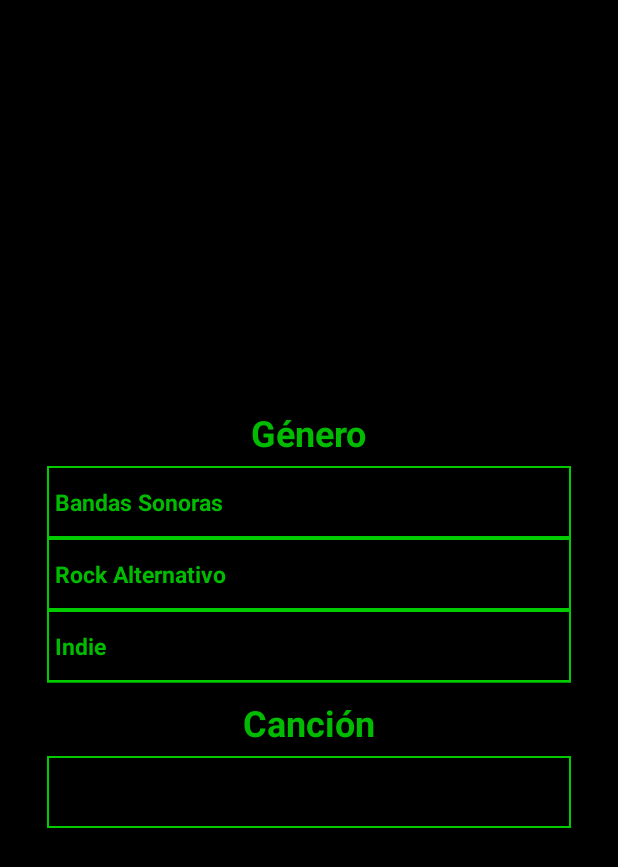
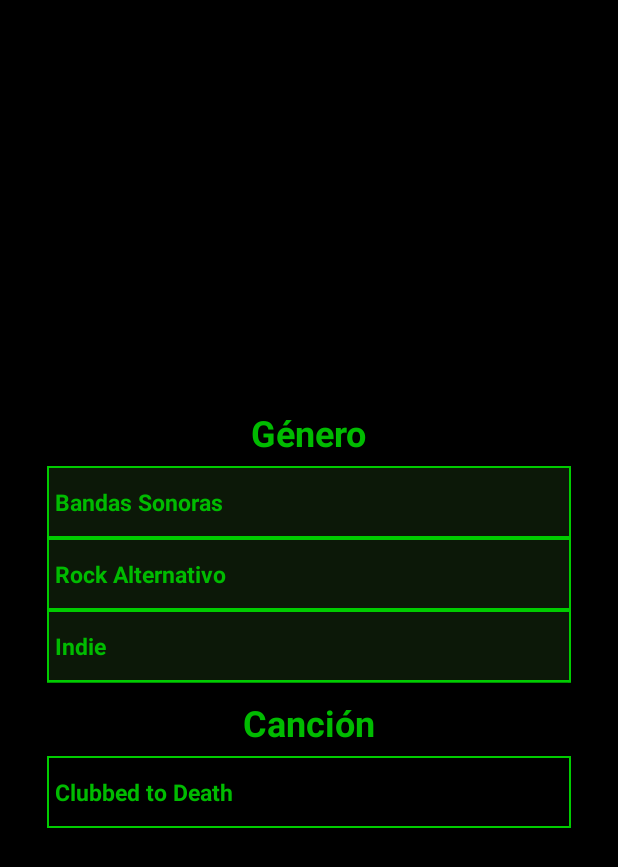
Before and after one commit to alejamt00/Xirtam, an Android app: the ReproductorActivity screen opened directly, with no data from a screen before it, after a tap on "Bandas Sonoras", on a phone screen of 412 x 824 dp. Shown: the top 867 px of the screen. Run offline under Robolectric (Android 15) with nearby library versions, the phone set to English and light mode, and no system bars.

Commit message:
+ Todos los spinners son funcionales!

```diff
--- a/app/src/main/java/com/example/xirtammediaplayer/ReproductorActivity.java
+++ b/app/src/main/java/com/example/xirtammediaplayer/ReproductorActivity.java
@@ -16,16 +16,20 @@ public class ReproductorActivity extends AppCompatActivity {
     public String gruposRA[] = {"Radiohead","Gorillaz"};
     public String gruposI[] = {"Cariño","El Cuarteto de Nos"};
 
-    public String songsMatrix[] = {"Matrix Main Theme"};
+    public String songsMatrix[] = {"Clubbed to Death","Rock Is Dead"};
     public String songsInterestellar[] = {"Cornfield Chase"};
     public String songsRadiohead[] = {"Creep"};
     public String songsGorillaz[] = {"Feel Good Inc."};
     public String songsCariño[] = {"Te Brillan"};
-    public String songsCuarteto[] = {"Lo malo de ser bueno","Algo mejor que hacer"};
+    public String songsCuarteto[] = {"Lo malo de ser bueno"};
+
+    public int selector;
 
 
     public Spinner spGeneros,spGrupos, spCanciones;
-    public ArrayAdapter adapterGrupos;
+    public ArrayAdapter adapterGrupos, adapterGeneros, adapterSongs;
+
+
 
     public void setGrupos(int i){
 
@@ -34,18 +38,95 @@ public class ReproductorActivity extends AppCompatActivity {
                 adapterGrupos = new ArrayAdapter(this, R.layout.spinner_item_layout, gruposBS);
                 adapterGrupos.setDropDownViewResource(R.layout.custom_dropdown);
                 spGrupos.setAdapter(adapterGrupos);
+                setSongsBS(0);
                 break;
             case 1:
                 adapterGrupos = new ArrayAdapter(this, R.layout.spinner_item_layout, gruposRA);
                 adapterGrupos.setDropDownViewResource(R.layout.custom_dropdown);
                 spGrupos.setAdapter(adapterGrupos);
+                setSongsRA(0);
                 break;
             case 2:
                 adapterGrupos = new ArrayAdapter(this, R.layout.spinner_item_layout, gruposI);
                 adapterGrupos.setDropDownViewResource(R.layout.custom_dropdown);
                 spGrupos.setAdapter(adapterGrupos);
+                setSongsI(0);
                 break;
         }
+
+    }
+
+
+    public void setSongsRA(int songId) {
+
+        switch (songId){
+            case 0:
+                adapterSongs = new ArrayAdapter(getApplicationContext(), R.layout.spinner_item_layout, songsRadiohead);
+                adapterSongs.setDropDownViewResource(R.layout.custom_dropdown);
+                spCanciones.setAdapter(adapterSongs);
+                break;
+            case 1:
+                adapterSongs = new ArrayAdapter(getApplicationContext(), R.layout.spinner_item_layout, songsGorillaz);
+                adapterSongs.setDropDownViewResource(R.layout.custom_dropdown);
+                spCanciones.setAdapter(adapterSongs);
+                break;
+        }
+
+    }
+
+    public void setSongsBS(int songId) {
+
+        switch (songId){
+            case 0:
+                adapterSongs = new ArrayAdapter(getApplicationContext(), R.layout.spinner_item_layout, songsMatrix);
+                adapterSongs.setDropDownViewResource(R.layout.custom_dropdown);
+                spCanciones.setAdapter(adapterSongs);
+                break;
+            case 1:
+                adapterSongs = new ArrayAdapter(getApplicationContext(), R.layout.spinner_item_layout, songsInterestellar);
+                adapterSongs.setDropDownViewResource(R.layout.custom_dropdown);
+                spCanciones.setAdapter(adapterSongs);
+                break;
+        }
+
+    }
+
+    public void setSongsI(int songId) {
+
+        switch (songId){
+            case 0:
+                adapterSongs = new ArrayAdapter(getApplicationContext(), R.layout.spinner_item_layout, songsCariño);
+                adapterSongs.setDropDownViewResource(R.layout.custom_dropdown);
+                spCanciones.setAdapter(adapterSongs);
+                break;
+            case 1:
+                adapterSongs = new ArrayAdapter(getApplicationContext(), R.layout.spinner_item_layout, songsCuarteto);
+                adapterSongs.setDropDownViewResource(R.layout.custom_dropdown);
+                spCanciones.setAdapter(adapterSongs);
+                break;
+        }
+
+    }
+
+    private void inicializarSpinners(){
+
+        selector = 0;
+
+        spGeneros = findViewById(R.id.spinnerGeneros);
+        spGrupos = findViewById(R.id.spinnerGrupos);
+        spCanciones = findViewById(R.id.spinnerCanciones);
+
+        adapterGeneros = new ArrayAdapter(this, R.layout.spinner_item_layout, generos);
+        adapterGeneros.setDropDownViewResource(R.layout.custom_dropdown);
+        spGeneros.setAdapter(adapterGeneros);
+
+        adapterGrupos = new ArrayAdapter(this, R.layout.spinner_item_layout, gruposBS);
+        adapterGrupos.setDropDownViewResource(R.layout.custom_dropdown);
+        spGrupos.setAdapter(adapterGrupos);
+
+        adapterSongs = new ArrayAdapter(getApplicationContext(), R.layout.spinner_item_layout, songsMatrix);
+        adapterSongs.setDropDownViewResource(R.layout.custom_dropdown);
+        spCanciones.setAdapter(adapterSongs);
 
     }
 
@@ -55,36 +136,41 @@ public class ReproductorActivity extends AppCompatActivity {
         setContentView(R.layout.activity_reproductor);
         getSupportActionBar().hide();
 
-        spGeneros = findViewById(R.id.spinnerGeneros);
-        spGrupos = findViewById(R.id.spinnerGrupos);
-        spCanciones = findViewById(R.id.spinnerCanciones);
-
-        ArrayAdapter adapterGeneros = new ArrayAdapter(getApplicationContext(), R.layout.spinner_item_layout, generos);
-        adapterGeneros.setDropDownViewResource(R.layout.custom_dropdown);
-        spGeneros.setAdapter(adapterGeneros);
-
+        inicializarSpinners();
 
         spGeneros.setOnItemSelectedListener(new AdapterView.OnItemSelectedListener() {
             @Override
             public void onItemSelected(AdapterView<?> parentView, View selectedItemView, int position, long id) {
                 setGrupos(position);
+                selector = position;
             }
 
             @Override
             public void onNothingSelected(AdapterView<?> parentView) {
-                setGrupos(1);
+            }
+        });
+
+        spGrupos.setOnItemSelectedListener(new AdapterView.OnItemSelectedListener() {
+            @Override
+            public void onItemSelected(AdapterView<?> adapterView, View view, int i, long l) {
+                switch (selector){
+                    case 0:
+                        setSongsBS(i);
+                        break;
+                    case 1:
+                        setSongsRA(i);
+                        break;
+                    case 2:
+                        setSongsI(i);
+                        break;
+                }
             }
 
+            @Override
+            public void onNothingSelected(AdapterView<?> adapterView) {
+
+            }
         });
+    }
 
-        //setear canciones TODO
-
-        /*
-        ArrayAdapter adapterCanciones = new ArrayAdapter(getApplicationContext(), R.layout.spinner_item_layout, generos);
-        adapterCanciones.setDropDownViewResource(R.layout.custom_dropdown);
-        spCanciones.setAdapter(adapterCanciones);*/
-
-
-
-    }
 }
--- /dev/null
+++ b/app/src/main/res/drawable/matrix_box_bg_alter_ver.xml
@@ -0,0 +1,9 @@
+<?xml version="1.0" encoding="utf-8"?>
+<layer-list xmlns:android="http://schemas.android.com/apk/res/android">
+<item>
+    <shape xmlns:android="http://schemas.android.com/apk/res/android" android:shape="rectangle" >
+        <solid android:color="#0C1808"/>
+        <stroke android:width="1dp" android:color="#00cc00"/>
+    </shape>
+</item>
+</layer-list>
--- a/app/src/main/res/layout/activity_reproductor.xml
+++ b/app/src/main/res/layout/activity_reproductor.xml
@@ -27,7 +27,7 @@
         android:id="@+id/spinnerGeneros"
         android:layout_width="349dp"
         android:layout_height="48dp"
-        android:background="@drawable/test"
+        android:background="@drawable/matrix_box_bg"
         android:contentDescription="@string/spinner_generos"
         tools:ignore="DuplicateSpeakableTextCheck" />
 
@@ -53,7 +53,7 @@
         android:id="@+id/spinnerGrupos"
         android:layout_width="349dp"
         android:layout_height="48dp"
-        android:background="@drawable/test"
+        android:background="@drawable/matrix_box_bg"
         android:contentDescription="@string/spinner_generos" />
 
     <Space
@@ -78,7 +78,7 @@
         android:id="@+id/spinnerCanciones"
         android:layout_width="349dp"
         android:layout_height="48dp"
-        android:background="@drawable/test"
+        android:background="@drawable/matrix_box_bg"
         android:contentDescription="@string/spinner_generos" />
 
 </LinearLayout>
--- a/app/src/main/res/layout/custom_dropdown.xml
+++ b/app/src/main/res/layout/custom_dropdown.xml
@@ -1,13 +1,13 @@
 <?xml version="1.0" encoding="utf-8"?>
 <TextView
     xmlns:android="http://schemas.android.com/apk/res/android"
-    android:layout_width="349dp"
+    android:layout_width="match_parent"
     android:layout_height="48dp"
     android:textColor="@color/matrix_green"
     android:textStyle="bold"
     android:textSize="15dp"
     android:padding="5dp"
     android:gravity="start|center_vertical"
-    android:background="@drawable/test"
-    >
+    android:background="@drawable/matrix_box_bg_alter_ver"
+    android:id="@+id/textView">
 </TextView>
--- a/app/src/main/res/layout/spinner_item_layout.xml
+++ b/app/src/main/res/layout/spinner_item_layout.xml
@@ -8,7 +8,7 @@
     android:textSize="15dp"
     android:padding="5dp"
     android:gravity="left|center_vertical"
-    android:background="@drawable/test"
+    android:background="@drawable/matrix_box_bg"
     >
 
 </TextView>
```
Also changed, not shown: app/src/main/res/drawable/matrix_box_bg.xml (renamed from app/src/main/res/drawable/test.xml).
